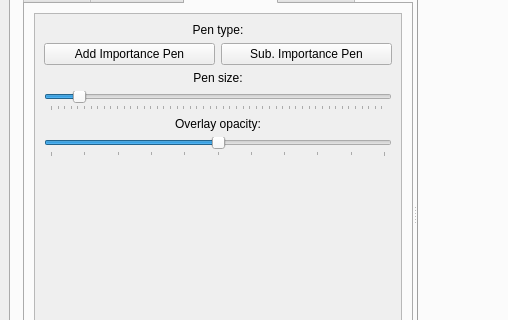
sungsoo/luxrender-lux, file qtgui/luxrender.ui: the form before one commit; both pictures show x 0 to 508 and y 117 to 437 of the 840 by 611 pixel window.
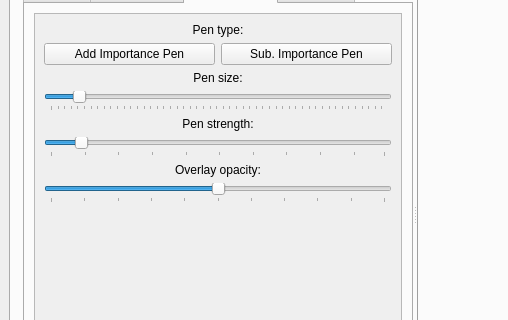
The form after the commit. The open tabs and pages were chosen to show the change. Icons and pictures are not drawn.

Commit message:
Added an pen strength control to GUI refine brush tab
branch : pmc_test

```diff
--- a/qtgui/luxrender.ui
+++ b/qtgui/luxrender.ui
@@ -591,8 +591,8 @@
                  <rect>
                   <x>0</x>
                   <y>0</y>
-                  <width>100</width>
-                  <height>30</height>
+                  <width>372</width>
+                  <height>415</height>
                  </rect>
                 </property>
                 <layout class="QVBoxLayout" name="verticalLayout_3">
@@ -639,7 +639,7 @@
              <string>Refine Brush</string>
             </attribute>
             <layout class="QGridLayout" name="gridLayout_3">
-             <item row="0" column="1">
+             <item row="0" column="0">
               <widget class="QScrollArea" name="scrollArea">
                <property name="widgetResizable">
                 <bool>true</bool>
@@ -654,7 +654,7 @@
                  </rect>
                 </property>
                 <layout class="QGridLayout" name="gridLayout_2">
-                 <item row="7" column="0" colspan="4">
+                 <item row="10" column="0" colspan="4">
                   <spacer name="verticalSpacer">
                    <property name="orientation">
                     <enum>Qt::Vertical</enum>
@@ -697,7 +697,7 @@
                    </property>
                   </widget>
                  </item>
-                 <item row="8" column="0" colspan="2">
+                 <item row="11" column="0" colspan="2">
                   <widget class="QPushButton" name="button_usResetButton">
                    <property name="toolTip">
                     <string>&lt;html&gt;&lt;head/&gt;&lt;body&gt;&lt;p&gt;Reset the sampling map&lt;/p&gt;&lt;/body&gt;&lt;/html&gt;</string>
@@ -707,7 +707,7 @@
                    </property>
                   </widget>
                  </item>
-                 <item row="9" column="0" colspan="4">
+                 <item row="12" column="0" colspan="4">
                   <widget class="QPushButton" name="button_usApplyButton">
                    <property name="toolTip">
                     <string>&lt;html&gt;&lt;head/&gt;&lt;body&gt;&lt;p&gt;Apply changes&lt;/p&gt;&lt;/body&gt;&lt;/html&gt;</string>
@@ -717,7 +717,7 @@
                    </property>
                   </widget>
                  </item>
-                 <item row="8" column="2" colspan="2">
+                 <item row="11" column="2" colspan="2">
                   <widget class="QPushButton" name="button_usUndoButton">
                    <property name="toolTip">
                     <string>&lt;html&gt;&lt;head/&gt;&lt;body&gt;&lt;p&gt;Back to the last applied map&lt;/p&gt;&lt;/body&gt;&lt;/html&gt;</string>
@@ -765,7 +765,7 @@
                    </property>
                   </widget>
                  </item>
-                 <item row="5" column="0" colspan="4">
+                 <item row="7" column="0" colspan="4">
                   <widget class="QLabel" name="label_4">
                    <property name="text">
                     <string>Overlay opacity:</string>
@@ -775,7 +775,7 @@
                    </property>
                   </widget>
                  </item>
-                 <item row="6" column="0" colspan="4">
+                 <item row="8" column="0" colspan="4">
                   <widget class="QSlider" name="slider_usOpacity">
                    <property name="maximum">
                     <number>100</number>
@@ -794,6 +794,38 @@
                    </property>
                   </widget>
                  </item>
+                 <item row="5" column="0" colspan="4">
+                  <widget class="QLabel" name="label_5">
+                   <property name="text">
+                    <string>Pen strength:</string>
+                   </property>
+                   <property name="alignment">
+                    <set>Qt::AlignCenter</set>
+                   </property>
+                  </widget>
+                 </item>
+                 <item row="6" column="0" colspan="4">
+                  <widget class="QSlider" name="slider_usPenStrength">
+                   <property name="minimum">
+                    <number>1</number>
+                   </property>
+                   <property name="maximum">
+                    <number>100</number>
+                   </property>
+                   <property name="value">
+                    <number>10</number>
+                   </property>
+                   <property name="orientation">
+                    <enum>Qt::Horizontal</enum>
+                   </property>
+                   <property name="tickPosition">
+                    <enum>QSlider::TicksBelow</enum>
+                   </property>
+                   <property name="tickInterval">
+                    <number>10</number>
+                   </property>
+                  </widget>
+                 </item>
                 </layout>
                </widget>
               </widget>
@@ -843,8 +875,8 @@
                  <rect>
                   <x>0</x>
                   <y>0</y>
-                  <width>100</width>
-                  <height>30</height>
+                  <width>372</width>
+                  <height>415</height>
                  </rect>
                 </property>
                 <property name="sizePolicy">
```
The commit also changes 4 other files.
